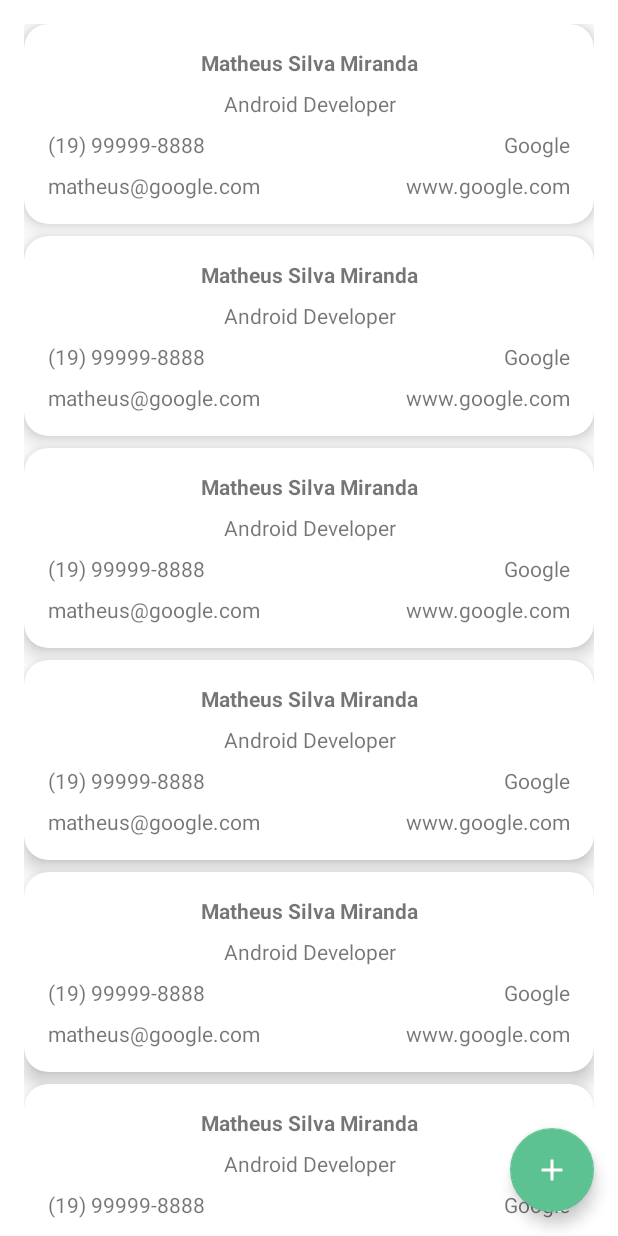
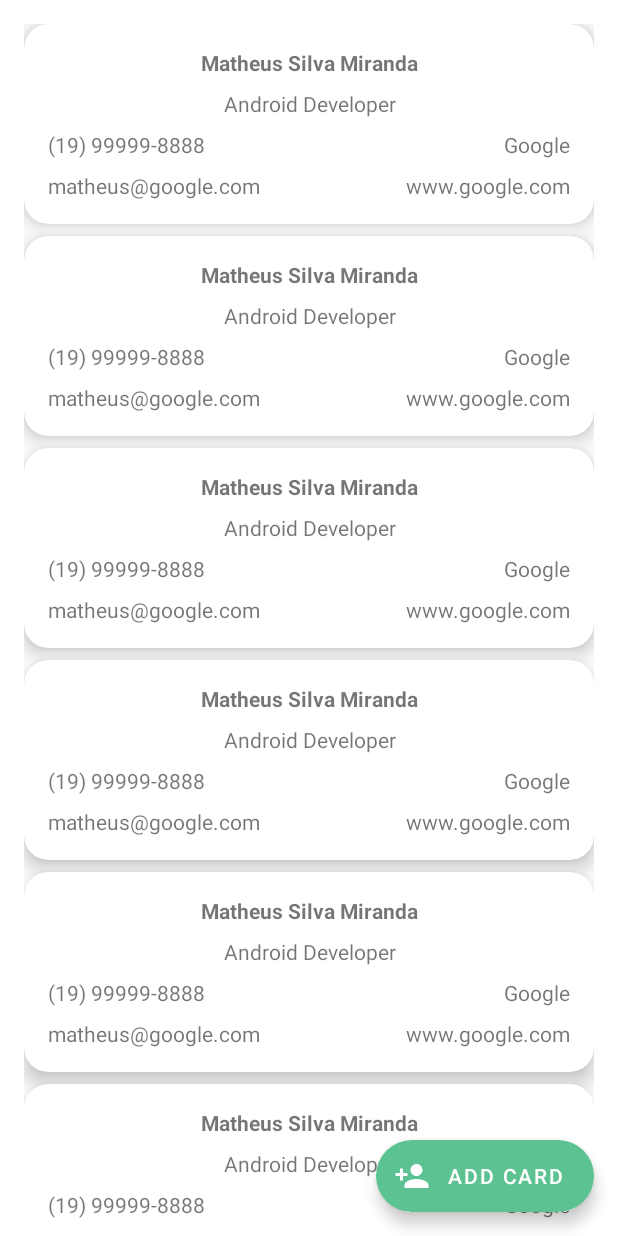
Before and after one commit to matheus-miranda/Business-Card, an Android app: the layout activity_main.xml on its own in the app's theme, with its tools: preview values and no code run, on a phone screen of 412 x 824 dp. Run offline under Robolectric (Android 15) with nearby library versions, the phone set to English and light mode, and no system bars.

Commit message:
Add extended FAB

```diff
--- a/app/src/main/res/drawable/ic_add.xml
+++ /dev/null
@@ -1,5 +0,0 @@
-<vector android:height="24dp" android:tint="#FFFFFF"
-    android:viewportHeight="24" android:viewportWidth="24"
-    android:width="24dp" xmlns:android="http://schemas.android.com/apk/res/android">
-    <path android:fillColor="@android:color/white" android:pathData="M19,13h-6v6h-2v-6H5v-2h6V5h2v6h6v2z"/>
-</vector>
--- /dev/null
+++ b/app/src/main/res/drawable/ic_person_add.xml
@@ -0,0 +1,5 @@
+<vector android:height="24dp" android:tint="#FFFFFF"
+    android:viewportHeight="24" android:viewportWidth="24"
+    android:width="24dp" xmlns:android="http://schemas.android.com/apk/res/android">
+    <path android:fillColor="@android:color/white" android:pathData="M15,12c2.21,0 4,-1.79 4,-4s-1.79,-4 -4,-4 -4,1.79 -4,4 1.79,4 4,4zM6,10L6,7L4,7v3L1,10v2h3v3h2v-3h3v-2L6,10zM15,14c-2.67,0 -8,1.34 -8,4v2h16v-2c0,-2.66 -5.33,-4 -8,-4z"/>
+</vector>
--- a/app/src/main/res/layout/activity_main.xml
+++ b/app/src/main/res/layout/activity_main.xml
@@ -7,6 +7,7 @@
     tools:context=".ui.MainActivity">
 
     <androidx.recyclerview.widget.RecyclerView
+        android:id="@+id/rv_cards"
         android:layout_width="match_parent"
         android:layout_height="0dp"
         android:layout_marginStart="16dp"
@@ -19,12 +20,14 @@
         tools:itemCount="8"
         tools:listitem="@layout/item_business_card" />
 
-    <com.google.android.material.floatingactionbutton.FloatingActionButton
+    <com.google.android.material.floatingactionbutton.ExtendedFloatingActionButton
+        android:id="@+id/fab_add"
         android:layout_width="wrap_content"
         android:layout_height="wrap_content"
         android:layout_margin="16dp"
         android:contentDescription="@string/add_card"
-        android:src="@drawable/ic_add"
+        android:text="@string/add_card"
+        app:icon="@drawable/ic_person_add"
         app:layout_constraintBottom_toBottomOf="parent"
         app:layout_constraintEnd_toEndOf="parent" />
 
--- a/app/src/main/res/values/strings.xml
+++ b/app/src/main/res/values/strings.xml
@@ -1,4 +1,4 @@
 <resources>
     <string name="app_name">Business Card</string>
-    <string name="add_card">Add card</string>
+    <string name="add_card">Add Card</string>
 </resources>
```
Also changed, not shown: 1 other file.
